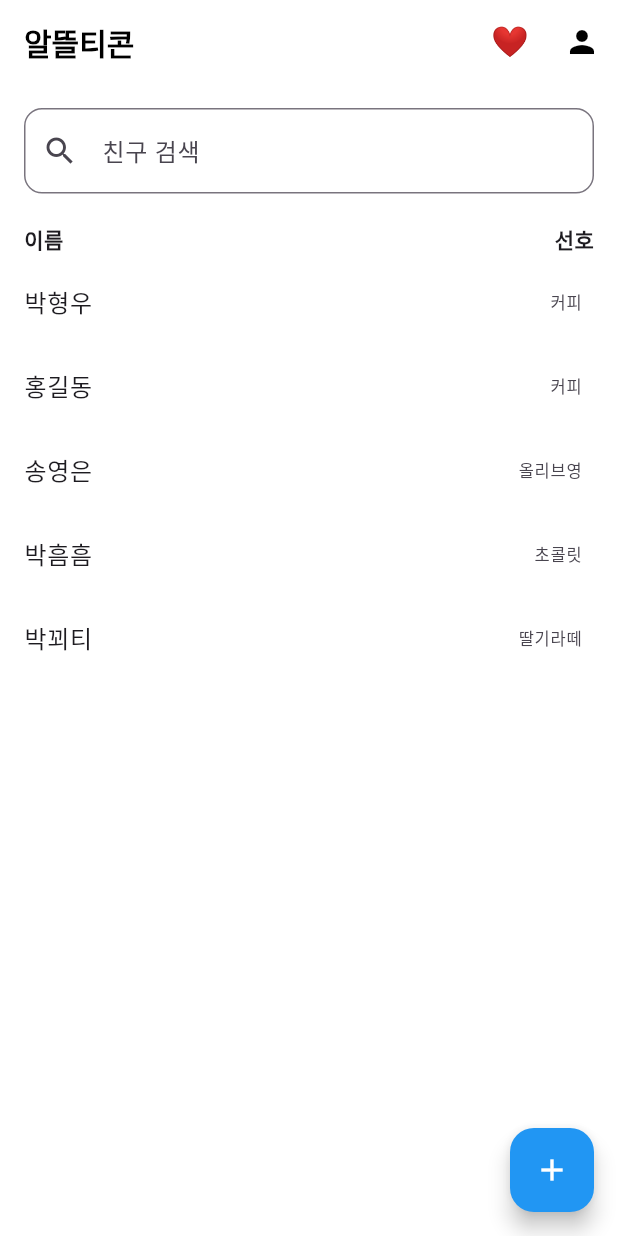
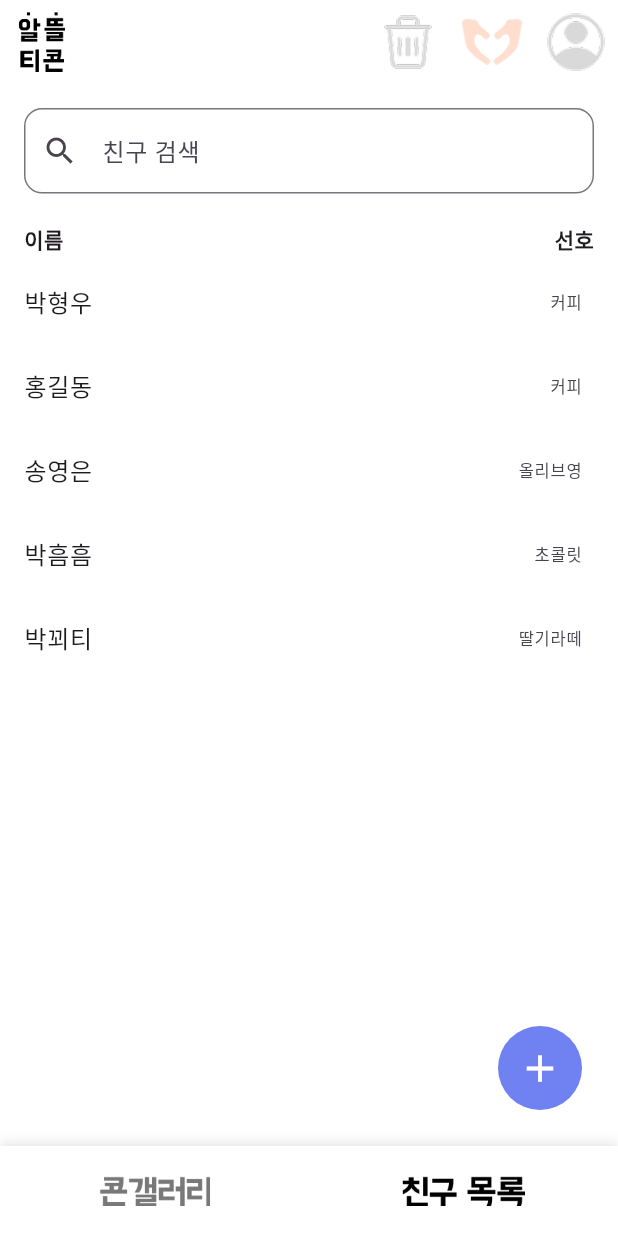
Before and after one commit to dlcodns/scrooge, a Flutter app: the FriendListScreen screen opened directly, on a phone screen of 412 x 824 dp. Run offline on Flutter 3.47's test engine with Material 3 defaults, Android fonts, the light colour scheme and no system bars; our stand-ins replace flutter_local_notifications, fluttertoast, google_fonts, image_picker, permission_handler, timezone; missing offline and left inert: google_mlkit_text_recognition, image_gallery_saver_plus, photo_manager.

Commit message:
chore: 친구 목록 디자인 통일

```diff
--- a/lib/brand.dart
+++ b/lib/brand.dart
@@ -5,6 +5,8 @@ import 'brand_gallery.dart';
 import 'screens/friend_list_screen.dart';
 import 'trash_manage.dart';
 import 'mypage.dart';
+
+
 Widget _buildRoundedBox(
   BuildContext context,
   Widget destinationPage,
--- a/lib/screens/friend_add_success_screen.dart
+++ b/lib/screens/friend_add_success_screen.dart
@@ -1,4 +1,6 @@
 import 'package:flutter/material.dart';
+
+import 'friend_list_screen.dart';
 
 class FriendAddSuccessScreen extends StatefulWidget {
   final String friendName;
--- a/lib/screens/friend_list_screen.dart
+++ b/lib/screens/friend_list_screen.dart
@@ -1,5 +1,8 @@
 import 'package:flutter/material.dart';
 import 'package:scrooge/mypage.dart';
+import '../group.dart';
+import '../trash_manage.dart';
+
 class Friend {
   final String name;
   final String preference;
@@ -106,47 +109,52 @@ class _FriendListScreenState extends State<FriendListScreen> {
     final favoriteFriends = _allFriends.where((f) => f.isFavorite).toList();
 
     return Scaffold(
+
       appBar: AppBar(
-        title: const Text(
-          '알뜰티콘',
-          style: TextStyle(
-            fontWeight: FontWeight.bold,
-            fontSize: 20,
-            color: Colors.black,
+        backgroundColor: const Color.fromARGB(255, 255, 255, 255),
+        elevation: 0,
+        leading: Padding(
+          padding: const EdgeInsets.all(8.0),
+          child: Image.asset('assets/logo.png', fit: BoxFit.contain),
         ),
+        actions: [
+          Row(
+            mainAxisSize: MainAxisSize.min,
+            children: [
+              IconButton(
+                icon: Image.asset('assets/trash.png'),
+                onPressed: () {
+                  Navigator.push(
+                    context,
+                    MaterialPageRoute(builder: (_) => TrashScreen()),
+                  );
+                },
               ),
-        centerTitle: false,
-        actions: [
               IconButton(
+                icon: Image.asset('assets/heart.png'),
                 onPressed: () {
                   Navigator.pushNamed(context, '/notifications');
                 },
-            icon: const Text('❤️', style: TextStyle(fontSize: 20)),
               ),
-
               IconButton(
+                icon: Image.asset('assets/account.png'),
                 onPressed: () {
+                  // 👉 마이페이지로 이동
                   Navigator.push(
                     context,
                     MaterialPageRoute(builder: (_) => MyPageScreen()),
                   );
                 },
-    icon: const Icon(Icons.person),
-    color: Colors.black,
               ),
             ],
-        backgroundColor: Colors.white,
-        elevation: 0,
-        automaticallyImplyLeading: false, // ← 이게 뒤로가기 없애주는 거야!
+          ),
+        ],
       ),
 
       backgroundColor: Colors.white,
-      floatingActionButton: FloatingActionButton(
-        onPressed: () => Navigator.pushNamed(context, '/friend_add'),
-        backgroundColor: Colors.blue,
-        child: const Icon(Icons.add, color: Colors.white),
-      ),
-      body: Column(
+      body: Stack(
+        children: [
+          Column(
             children: [
               Padding(
                 padding: const EdgeInsets.all(16.0),
@@ -193,10 +201,7 @@ class _FriendListScreenState extends State<FriendListScreen> {
                             CircleAvatar(
                               radius: 30,
                               backgroundColor: Colors.deepPurple.shade100,
-                          child: const Icon(
-                            Icons.person,
-                            color: Colors.deepPurple,
-                          ),
+                              child: const Icon(Icons.person, color: Colors.deepPurple),
                             ),
                             const SizedBox(height: 4),
                             Text(friend.name),
@@ -234,10 +239,7 @@ class _FriendListScreenState extends State<FriendListScreen> {
                             CircleAvatar(
                               radius: 30,
                               backgroundColor: Colors.deepPurple.shade100,
-                          child: const Icon(
-                            Icons.person,
-                            color: Colors.deepPurple,
-                          ),
+                              child: const Icon(Icons.person, color: Colors.deepPurple),
                             ),
                             const SizedBox(height: 4),
                             Text(friend.name),
@@ -273,6 +275,74 @@ class _FriendListScreenState extends State<FriendListScreen> {
               ),
             ],
           ),
+
+          // 🔵 오버레이 버튼 추가
+          Positioned(
+            bottom: 24,
+            right: 24,
+            child: GestureDetector(
+              onTap: () {
+                Navigator.pushNamed(context, '/friend_add');
+              },
+              child: Container(
+                width: 56,
+                height: 56,
+                decoration: BoxDecoration(
+                  color: const Color(0xFF7081F1),
+                  borderRadius: BorderRadius.circular(28),
+                ),
+                child: const Center(
+                  child: Icon(Icons.add, color: Colors.white, size: 30),
+                ),
+              ),
+            ),
+          ),
+        ],
+      ),
+
+
+            bottomNavigationBar: Container(
+        decoration: BoxDecoration(
+          color: Colors.white,
+          boxShadow: [
+            BoxShadow(
+              color: Colors.black.withOpacity(0.1),
+              blurRadius: 6,
+              offset: const Offset(0, -2), // 위쪽 그림자
+            ),
+          ],
+        ),
+        height: 60,
+        child: Row(
+          children: [
+            // 왼쪽 버튼
+            Expanded(
+              child: GestureDetector(
+                onTap: () {
+                  Navigator.push(
+                  context,
+                  MaterialPageRoute(builder: (_) => Group()),
+                );
+                },
+                child: Center(
+                  child: Image.asset('assets/conGall_1.png', height: 20),
+                ),
+              ),
+            ),
+            // 오른쪽 버튼
+            Expanded(
+              child: GestureDetector(
+                onTap: () {
+                // ✅ 여기서 친구목록으로 이동!
+                },
+                child: Center(
+                  child: Image.asset('assets/friendList_1.png', height: 20),
+                ),
+              ),
+            ),
+          ],
+        ),
+      ),
     );
   }
 }
--- a/pubspec.yaml
+++ b/pubspec.yaml
@@ -36,8 +36,8 @@ dependencies:
   google_fonts: ^6.1.0
 
   # 알림 및 시간
-  flutter_local_notifications: ^12.0.0
-  timezone: ^0.9.2
+  flutter_local_notifications: ^19.2.1
+  timezone: ^0.10.0
 
   # DB & 네트워크
   sqflite: ^2.2.8
```
Also changed, not shown: lib/mypage.dart (+16 -9 lines), lib/screens/add_friend_screen.dart (+31 -9 lines), lib/screens/friend_profile_screen.dart (+70 -7 lines), lib/screens/login_screen.dart (+16 -12 lines), lib/screens/notification_screen.dart (+11 -7 lines), assets/conGall_1.png (added), assets/friendList_1.png (added), pubspec.lock, 2 other files. Lines whose indentation alone changed are shown as unchanged.
